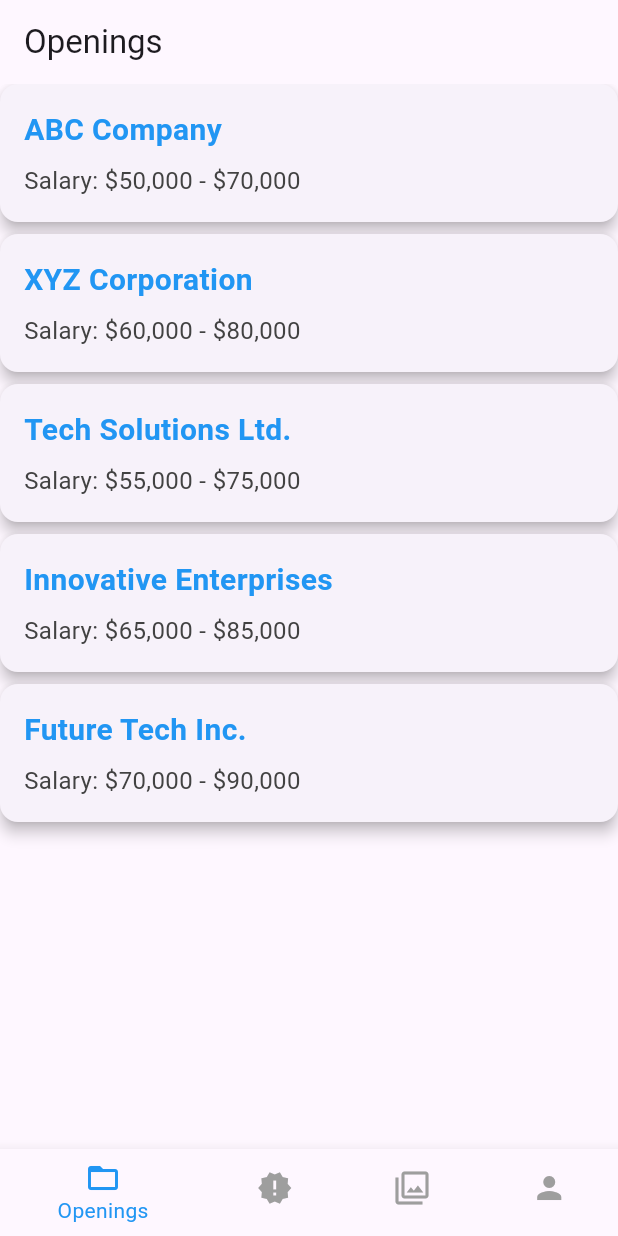
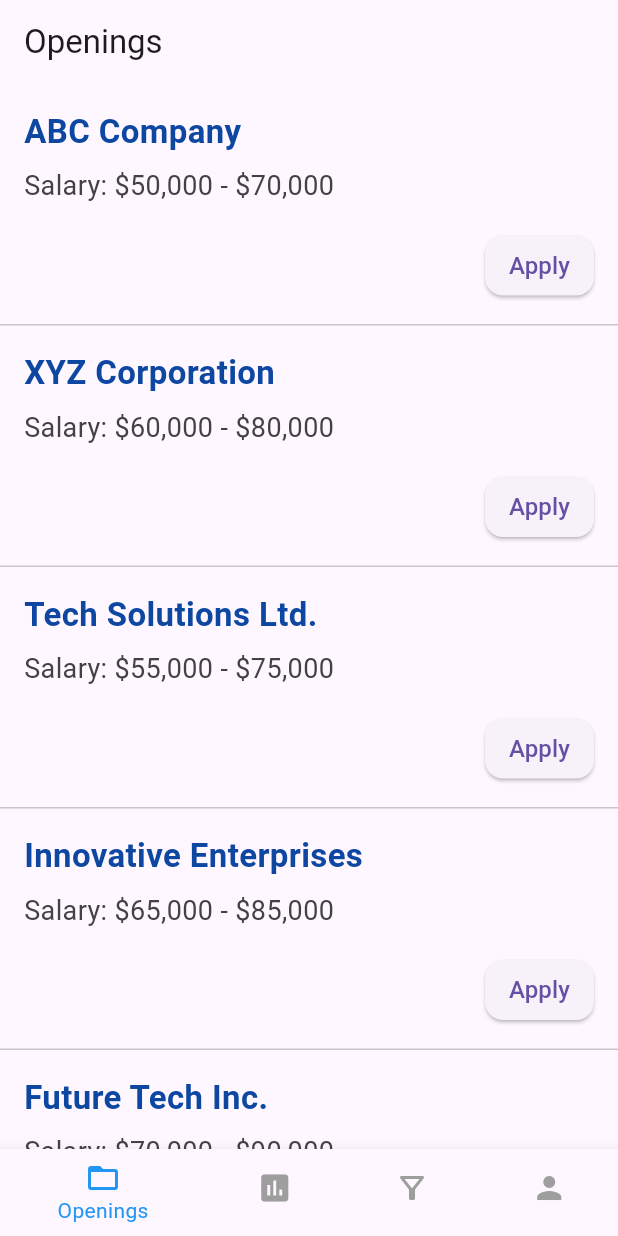
Before and after one commit to nayankeote-2004/wigdet_warriors, a Flutter app: the screen it shows after launch, on a phone screen of 412 x 824 dp. Run offline on Flutter 3.47's test engine with Material 3 defaults, Android fonts, the phone set to English and light mode, and no system bars; our stand-ins replace firebase_auth, firebase_core, multi_select_flutter; missing offline and left inert: flutter_multiselect; accounts and stored records are empty.

Commit message:
News added

```diff
--- a/lib/navBar.dart
+++ b/lib/navBar.dart
@@ -1,6 +1,7 @@
 import 'package:flutter/material.dart';
 import 'package:interview_app/screens/filterPage.dart';
 import 'package:interview_app/screens/homepage.dart';
+import 'package:interview_app/screens/newsPage.dart';
 import 'package:interview_app/screens/profile.dart';
 
 class NavigationBarPage extends StatefulWidget {
@@ -13,14 +14,14 @@ class _NavigationBarPageState extends State<NavigationBarPage> {
 
   final List<Widget> _widgetOptions = <Widget>[
     HomePage(),
-    Text('News'),
+    NewsPage(),
     SelectSkillsPage(),
     CandidateProfilePage(),
   ];
 
   final List<String> _appBarTitles = <String>[
     'Openings',
-    'News',
+    'Business News',
     'Skills',
     'Profile',
   ];
@@ -45,11 +46,11 @@ class _NavigationBarPageState extends State<NavigationBarPage> {
             label: 'Openings',
           ),
           BottomNavigationBarItem(
-            icon: Icon(Icons.new_releases),
-            label: 'News',
+            icon: Icon(Icons.insert_chart),
+            label: ' News',
           ),
           BottomNavigationBarItem(
-            icon: Icon(Icons.filter),
+            icon: Icon(Icons.filter_alt_outlined),
             label: 'Filters',
           ),
           BottomNavigationBarItem(
--- a/lib/screens/homepage.dart
+++ b/lib/screens/homepage.dart
@@ -2,7 +2,6 @@ import 'package:flutter/material.dart';
 import 'package:interview_app/screens/filterPage.dart';
 
 class HomePage extends StatelessWidget {
-  // Dummy list of companies and their salaries
   final List<Map<String, dynamic>> companies = [
     {'name': 'ABC Company', 'salary': '\$50,000 - \$70,000'},
     {'name': 'XYZ Corporation', 'salary': '\$60,000 - \$80,000'},
@@ -16,20 +15,15 @@ class HomePage extends StatelessWidget {
     return Scaffold(
       body: ListView.separated(
         itemCount: companies.length,
-        separatorBuilder: (context, index) => SizedBox(height: 8),
+        separatorBuilder: (context, index) => Divider(height: 0),
         itemBuilder: (context, index) {
           final company = companies[index];
           return GestureDetector(
             onTap: () {
               _showApplyDialog(context, company['name']);
             },
-            child: Card(
-              elevation: 4,
+            child: Container(
               margin: EdgeInsets.zero,
-              shape: RoundedRectangleBorder(
-                borderRadius: BorderRadius.circular(12),
-              ),
-              child: Padding(
               padding: EdgeInsets.all(16),
               child: Column(
                 crossAxisAlignment: CrossAxisAlignment.start,
@@ -37,21 +31,39 @@ class HomePage extends StatelessWidget {
                   Text(
                     company['name'],
                     style: TextStyle(
-                        fontSize: 20,
+                      fontSize: 22,
                       fontWeight: FontWeight.bold,
-                        color: Colors.blue,
+                      color: Colors.blue.shade900,
                     ),
                   ),
                   SizedBox(height: 8),
                   Text(
                     'Salary: ${company['salary']}',
                     style: TextStyle(
-                        fontSize: 16,
+                      fontSize: 18,
                       color: Colors.grey[800],
                     ),
                   ),
+                  SizedBox(height: 16),
+                  Align(
+                    alignment: Alignment.centerRight,
+                    child: ElevatedButton(
+                      onPressed: () {
+                        _showApplyDialog(context, company['name']);
+                      },
+                      style: ElevatedButton.styleFrom(
+                        shape: RoundedRectangleBorder(
+                          borderRadius: BorderRadius.circular(12),
+                        ),
+                        padding: EdgeInsets.symmetric(horizontal: 16, vertical: 8),
+                      ),
+                      child: Text(
+                        'Apply',
+                        style: TextStyle(fontSize: 16),
+                      ),
+                    ),
+                  ),
                 ],
-                ),
               ),
             ),
           );
```
Also changed, not shown: lib/screens/newsPage.dart (added, +117 -0 lines). Lines whose indentation alone changed are shown as unchanged.
